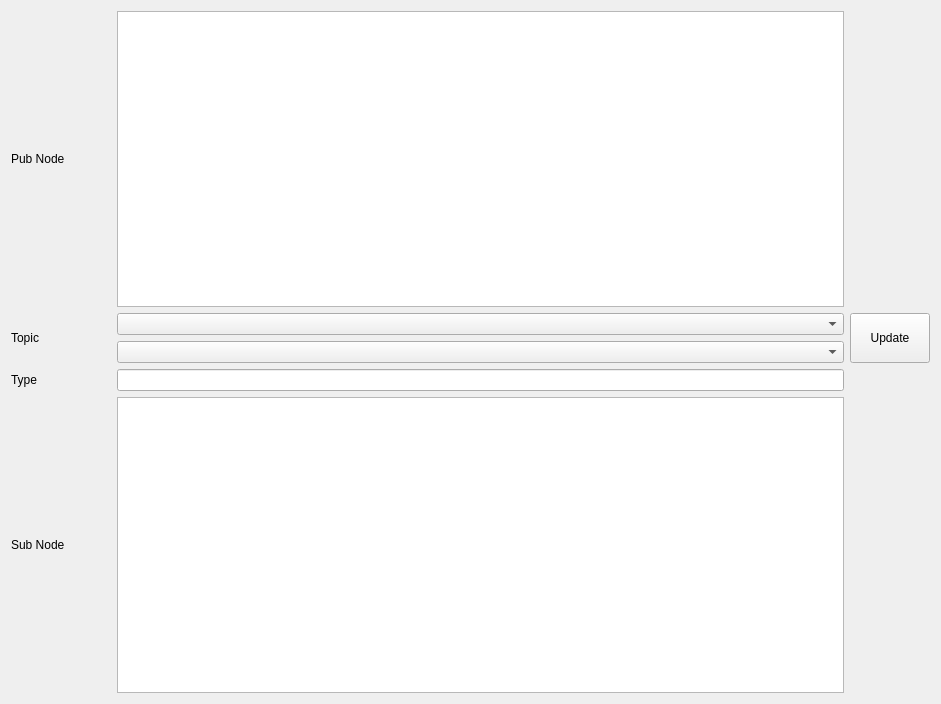
First picture: the form in ui/topic_info.ui, repository yyamazaki933/rosif, before the edit.
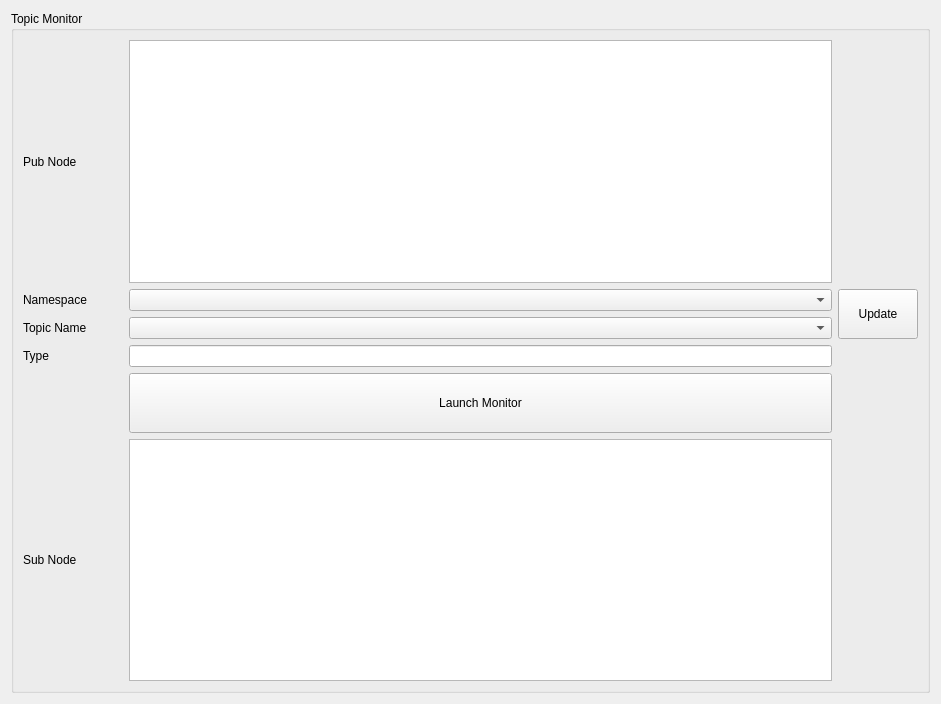
Second picture: the form after the edit.

```diff
--- a/ui/topic_info.ui
+++ b/ui/topic_info.ui
@@ -17,17 +17,29 @@
    <string>Topic Info</string>
   </property>
   <layout class="QGridLayout" name="gridLayout">
-   <item row="0" column="2">
-    <widget class="QListWidget" name="lw_pubnode"/>
-   </item>
-   <item row="3" column="0">
-    <widget class="QLabel" name="label_7">
+   <item row="10" column="0">
+    <widget class="QGroupBox" name="groupBox">
+     <property name="title">
+      <string>Topic Monitor</string>
+     </property>
+     <layout class="QGridLayout" name="gridLayout_2">
+      <item row="2" column="1">
+       <widget class="QComboBox" name="cb_topic"/>
+      </item>
+      <item row="4" column="1">
+       <widget class="QPushButton" name="pb_monitor">
+        <property name="minimumSize">
+         <size>
+          <width>0</width>
+          <height>60</height>
+         </size>
+        </property>
      <property name="text">
-      <string>Type</string>
+         <string>Launch Monitor</string>
      </property>
     </widget>
    </item>
-   <item row="3" column="2">
+      <item row="3" column="1">
     <widget class="QLineEdit" name="le_type">
      <property name="palette">
       <palette>
@@ -93,11 +105,47 @@
        </disabled>
       </palette>
      </property>
-    </widget>
-   </item>
-   <item row="8" column="2">
+        <property name="readOnly">
+         <bool>true</bool>
+        </property>
+       </widget>
+      </item>
+      <item row="0" column="1">
+       <widget class="QListWidget" name="lw_pubnode"/>
+      </item>
+      <item row="5" column="1">
     <widget class="QListWidget" name="lw_subnode"/>
    </item>
+      <item row="1" column="2" rowspan="2">
+       <widget class="QPushButton" name="pb_update">
+        <property name="minimumSize">
+         <size>
+          <width>80</width>
+          <height>50</height>
+         </size>
+        </property>
+        <property name="text">
+         <string>Update</string>
+        </property>
+       </widget>
+      </item>
+      <item row="1" column="1">
+       <widget class="QComboBox" name="cb_ns"/>
+      </item>
+      <item row="5" column="0">
+       <widget class="QLabel" name="label">
+        <property name="text">
+         <string>Sub Node</string>
+        </property>
+       </widget>
+      </item>
+      <item row="3" column="0">
+       <widget class="QLabel" name="label_7">
+        <property name="text">
+         <string>Type</string>
+        </property>
+       </widget>
+      </item>
    <item row="0" column="0">
     <widget class="QLabel" name="label_2">
      <property name="minimumSize">
@@ -111,45 +159,21 @@
      </property>
     </widget>
    </item>
-   <item row="2" column="2">
-    <widget class="QComboBox" name="cb_topic">
-     <property name="placeholderText">
-      <string>topic name</string>
-     </property>
-    </widget>
-   </item>
-   <item row="8" column="0">
-    <widget class="QLabel" name="label">
-     <property name="text">
-      <string>Sub Node</string>
-     </property>
-    </widget>
-   </item>
-   <item row="1" column="2">
-    <widget class="QComboBox" name="cb_ns">
-     <property name="placeholderText">
-      <string>grep namespace</string>
-     </property>
-    </widget>
-   </item>
-   <item row="1" column="3" rowspan="2">
-    <widget class="QPushButton" name="pb_update">
-     <property name="minimumSize">
-      <size>
-       <width>80</width>
-       <height>50</height>
-      </size>
-     </property>
-     <property name="text">
-      <string>Update</string>
-     </property>
-    </widget>
-   </item>
-   <item row="1" column="0" rowspan="2">
+      <item row="2" column="0">
     <widget class="QLabel" name="label_3">
      <property name="text">
-      <string>Topic</string>
-     </property>
+         <string>Topic Name</string>
+        </property>
+       </widget>
+      </item>
+      <item row="1" column="0">
+       <widget class="QLabel" name="label_4">
+        <property name="text">
+         <string>Namespace</string>
+        </property>
+       </widget>
+      </item>
+     </layout>
     </widget>
    </item>
   </layout>
```
Left out of the diff: 2 changed lines with no effect on the pictures. Lines whose indentation alone changed are shown as unchanged.
